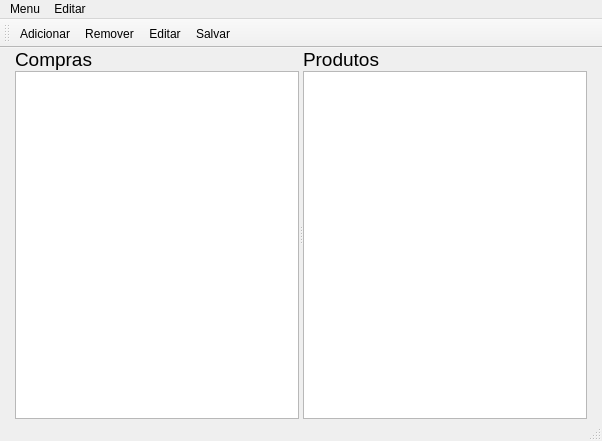
Above: mainwindow.ui from saraivaufc/ListaDeCompras before the change. Below: the same form after it.
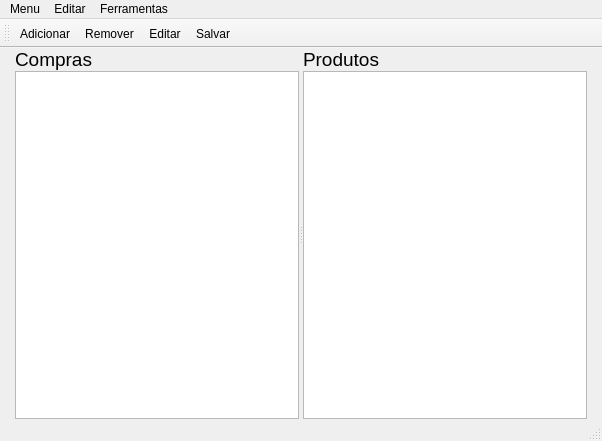
That is the form after the change. Icons and pictures are not drawn. Custom widgets are drawn as their Qt base class.

The edit to the form file:
```diff
--- a/mainwindow.ui
+++ b/mainwindow.ui
@@ -262,8 +262,15 @@
     <addaction name="actionRemove"/>
     <addaction name="actionEdit"/>
    </widget>
+   <widget class="QMenu" name="menuFerramentas">
+    <property name="title">
+     <string>Ferramentas</string>
+    </property>
+    <addaction name="actionGerar_Relatorio_Mensal"/>
+   </widget>
    <addaction name="menuMenu"/>
    <addaction name="menuEditar"/>
+   <addaction name="menuFerramentas"/>
   </widget>
   <action name="actionSair">
    <property name="text">
```
Left out of the diff: 5 changed lines with no effect on the pictures.
